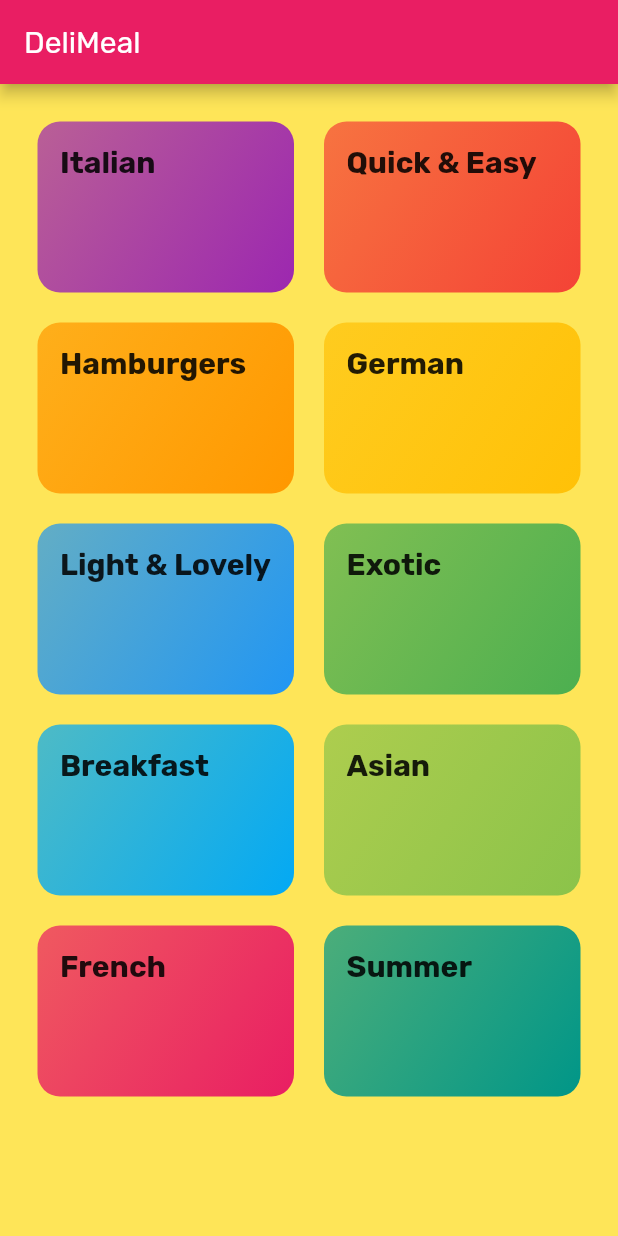
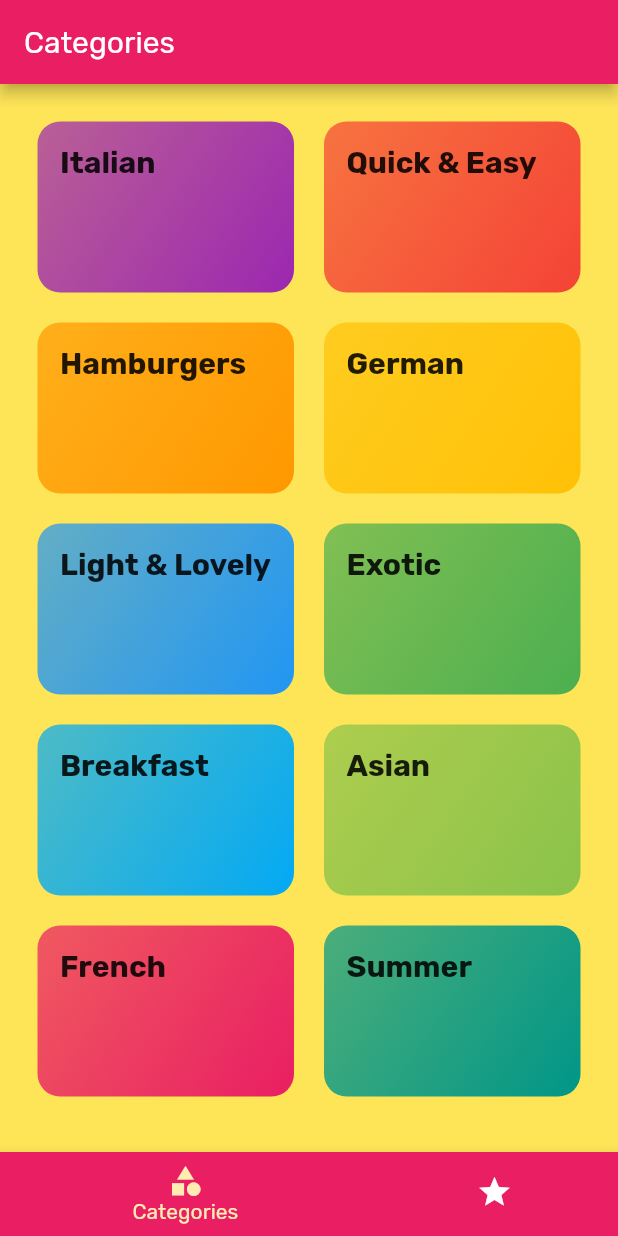
Before and after one commit to SangVang95/Project_Flutter, a Flutter app: the screen it shows after launch, on a phone screen of 412 x 824 dp. Run offline on Flutter 3.47's test engine with Material 2 defaults, Android fonts, the phone set to English and light mode, and no system bars; our stand-ins replace equatable, flutter_bloc, sqflite; missing offline and left inert: dart:ffi; accounts and stored records are empty.

Commit message:
Add tabbar for meal_app

```diff
--- a/meal_app/lib/main.dart
+++ b/meal_app/lib/main.dart
@@ -2,6 +2,7 @@ import 'package:flutter/material.dart';
 import 'package:meal_app/screens/categories_screen.dart';
 import 'package:meal_app/screens/category_detail_screen.dart';
 import 'package:meal_app/screens/category_meals_screen.dart';
+import 'package:meal_app/screens/tabs_screen.dart';
 
 void main() {
   runApp(MyApp());
@@ -30,7 +31,7 @@ class MyApp extends StatelessWidget {
       ),
       // home: CategoriesScreen(),
       routes: {
-        "/": (context) => CategoriesScreen(),
+        "/": (context) => TabsScreen(),
         CategoryMealsScreen.routeName: (context) => CategoryMealsScreen(),
         CategoryDetailScreen.routeName: (context) => CategoryDetailScreen()
       },
@@ -38,7 +39,9 @@ class MyApp extends StatelessWidget {
       //   return MaterialPageRoute(builder: (context) => CategoriesScreen());
       // },
 
-
+      onUnknownRoute: (settings) {
+        return MaterialPageRoute(builder: (context) => CategoriesScreen());
+      },
     );
   }
 }
--- a/meal_app/lib/screens/categories_screen.dart
+++ b/meal_app/lib/screens/categories_screen.dart
@@ -6,11 +6,7 @@ import 'package:meal_app/widgets/category_item.dart';
 class CategoriesScreen extends StatelessWidget {
   @override
   Widget build(BuildContext context) {
-    return Scaffold(
-      appBar: AppBar(
-        title: const Text('DeliMeal'),
-      ),
-      body: GridView(
+    return GridView(
         padding: const EdgeInsets.all(25),
         children: DUMMY_CATEGORIES
             .map(
@@ -27,7 +23,6 @@ class CategoriesScreen extends StatelessWidget {
           crossAxisSpacing: 20,
           mainAxisSpacing: 20,
         ),
-      ),
-    );
+      );
   }
 }
--- /dev/null
+++ b/meal_app/lib/screens/favorites_screen.dart
@@ -0,0 +1,10 @@
+import 'package:flutter/material.dart';
+
+class FavoriteScreen extends StatelessWidget {
+  @override
+  Widget build(BuildContext context) {
+    return Center(
+      child: Text("The favorites"),
+    );
+  }
+}
--- /dev/null
+++ b/meal_app/lib/screens/tabs_screen.dart
@@ -0,0 +1,51 @@
+import 'package:flutter/cupertino.dart';
+import 'package:flutter/material.dart';
+import 'package:meal_app/screens/categories_screen.dart';
+import 'package:meal_app/screens/favorites_screen.dart';
+
+class TabsScreen extends StatefulWidget {
+  @override
+  _TabsScreenState createState() => _TabsScreenState();
+}
+
+class _TabsScreenState extends State<TabsScreen> {
+
+  final List<Map<String, Object>> _pages = [
+    {"page": CategoriesScreen(), "title": "Categories"},
+    {"page": FavoriteScreen(), "title": "Favorites"}
+  ];
+
+  int _selectedPageIndex = 0;
+
+  void _selectePage(int index) {
+     setState(() {
+       _selectedPageIndex = index;
+     });
+  }
+
+  @override
+  Widget build(BuildContext context) {
+    return Scaffold(
+      appBar: AppBar(
+        title: Text(_pages[_selectedPageIndex]["title"]),
+      ),
+      body: _pages[_selectedPageIndex]["page"],
+      bottomNavigationBar: BottomNavigationBar(
+        type: BottomNavigationBarType.shifting,
+        unselectedItemColor: Colors.white,
+        selectedItemColor: Theme.of(context).accentColor,
+        onTap: _selectePage,
+        backgroundColor: Theme.of(context).primaryColor,
+        currentIndex: _selectedPageIndex,
+        items: [
+          BottomNavigationBarItem(
+            backgroundColor: Theme.of(context).primaryColor,
+              icon: Icon(Icons.category), title: Text("Categories")),
+          BottomNavigationBarItem(
+            backgroundColor: Theme.of(context).primaryColor,
+              icon: Icon(Icons.star), title: Text("Favourites")),
+        ],
+      ),
+    );
+  }
+}
```
Also changed, not shown: 1 other file.
